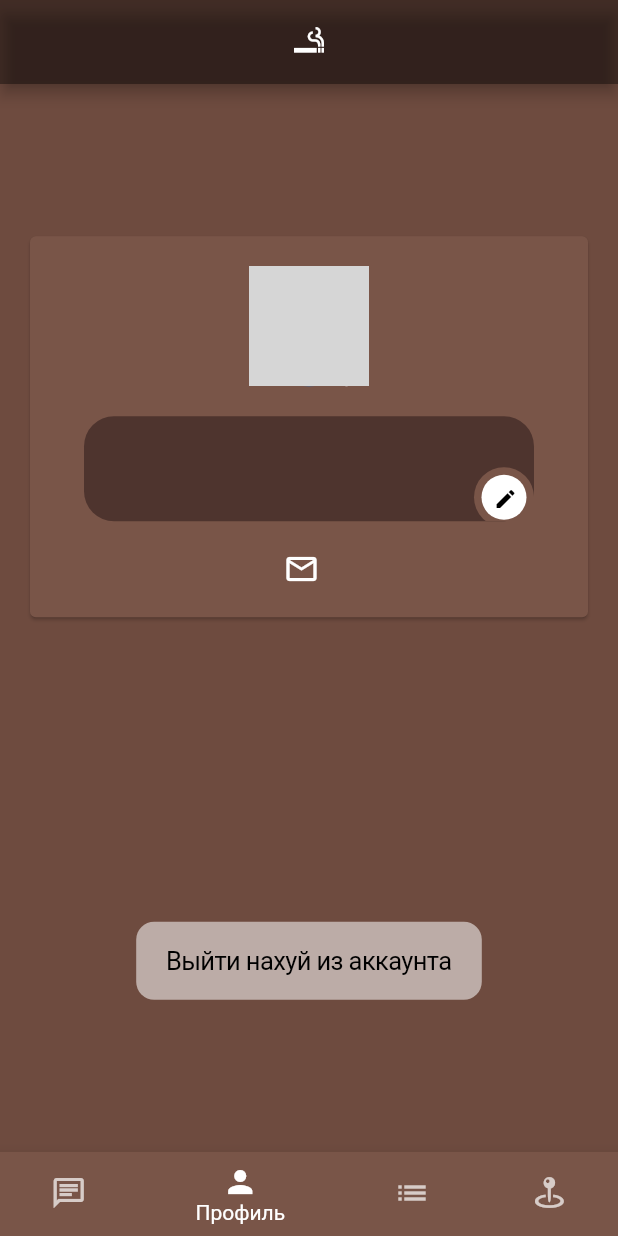
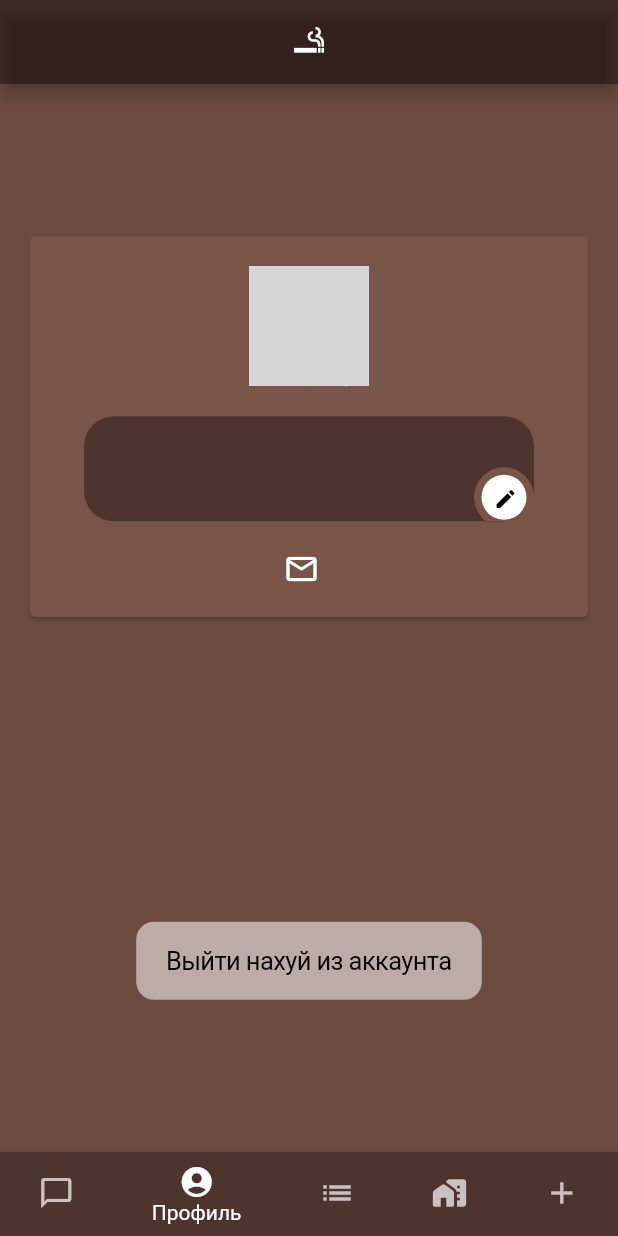
Before and after one commit to usman-group/inPack, a Flutter app: the screen it shows once a user with an empty profile is signed in, on a phone screen of 412 x 824 dp. Run offline on Flutter 3.47's test engine with Material 2 defaults, Android fonts, the phone set to English and light mode, and no system bars; our stand-ins replace cloud_firestore, file_picker, firebase_auth, firebase_core, firebase_storage, flutter_bloc and 8 more; missing offline and left inert: flutter_firebase_chat_core, flutter_map_marker_cluster; accounts and stored records are empty; network calls fail; Roboto replaces fonts that are missing (SF); grey boxes are pictures that could not be loaded.

Commit message:
FEATURE: add BLoC framework to project

```diff
--- /dev/null
+++ b/lib/bloc/marker_event.dart
@@ -0,0 +1,4 @@
+part of 'marker_bloc.dart';
+
+@immutable
+abstract class MarkerEvent {}
--- /dev/null
+++ b/lib/bloc/marker_state.dart
@@ -0,0 +1,6 @@
+part of 'marker_bloc.dart';
+
+@immutable
+abstract class MarkerState {}
+
+class MarkerInitial extends MarkerState {}
--- a/lib/markers/markers.dart
+++ b/lib/markers/markers.dart
@@ -17,7 +17,7 @@ abstract class MarkerWithPopup extends Marker {
       super.rotateOrigin,
       super.width});
 
-  /// for build popup on map
+  /// For build popup on [FlutterMap]
   Widget popupBuilder();
   String get categoryName;
 }
--- a/lib/pages/bottom_navbar.dart
+++ b/lib/pages/bottom_navbar.dart
@@ -1,9 +1,10 @@
 import 'package:flutter/material.dart';
+import 'package:in_pack/pages/counter.dart';
+import 'package:in_pack/utils/navbar_page.dart';
 import 'rooms.dart';
 import 'profile.dart';
 import 'list.dart';
 import 'map.dart';
-import 'package:flutter/cupertino.dart';
 
 class BottomNavbar extends StatelessWidget {
   final void Function(int) onTap;
@@ -12,46 +13,26 @@ class BottomNavbar extends StatelessWidget {
   const BottomNavbar(
       {required this.onTap, required this.currentIndex, Key? key})
       : super(key: key);
-  static const bodyWidgets = [
+  static const bodyWidgets = <NavigationBarPage>[
     RoomsPage(),
     ProfilePage(),
     ListPage(),
     MapPage(),
+    CounterPage(),
   ];
+
+  List<BottomNavigationBarItem> _itemsBuilder() {
+    return bodyWidgets
+        .map((page) => BottomNavigationBarItem(
+            icon: page.icon,
+            label: page.label,
+            backgroundColor: Colors.brown[800]))
+        .toList();
+  }
 
   @override
   Widget build(BuildContext context) => BottomNavigationBar(
-        items: <BottomNavigationBarItem>[
-          BottomNavigationBarItem(
-              icon: const Icon(
-                Icons.chat_outlined,
-                color: Colors.white,
-              ),
-              label: 'Чат',
-              backgroundColor: Colors.brown[800]),
-          BottomNavigationBarItem(
-            icon: const Icon(
-              Icons.person,
-              color: Colors.white,
-            ),
-            backgroundColor: Colors.brown[500],
-            label: 'Профиль',
-          ),
-          BottomNavigationBarItem(
-              icon: const Icon(
-                Icons.list,
-                color: Colors.white,
-              ),
-              backgroundColor: Colors.brown[800],
-              label: 'Пачки'),
-          BottomNavigationBarItem(
-              icon: const Icon(
-                CupertinoIcons.map_pin_ellipse,
-                color: Colors.white,
-              ),
-              backgroundColor: Colors.brown[500],
-              label: 'Карта'),
-        ],
+        items: _itemsBuilder(),
         onTap: onTap,
         backgroundColor: Colors.white,
         unselectedItemColor: Colors.white,
--- a/lib/pages/home.dart
+++ b/lib/pages/home.dart
@@ -39,7 +39,7 @@ class _HomeState extends State<Home> {
       ),
       body: FirebaseAuth.instance.currentUser == null
           ? const RegisterPage()
-          : BottomNavbar.bodyWidgets[_pageIndex],
+          : BottomNavbar.bodyWidgets[_pageIndex] as Widget,
       bottomNavigationBar: FirebaseAuth.instance.currentUser == null
           ? null
           : BottomNavbar(
--- a/lib/pages/profile.dart
+++ b/lib/pages/profile.dart
@@ -2,16 +2,23 @@ import 'package:cloud_firestore/cloud_firestore.dart';
 import 'package:firebase_auth/firebase_auth.dart';
 import 'package:flutter/cupertino.dart';
 import 'package:flutter/material.dart';
+import 'package:in_pack/utils/navbar_page.dart';
 
 const String defaultImage =
     'https://sun9-47.userapi.com/c10668/u118752696/a_be977d28.jpg';
 
 /// Widget of profile page with edit capabilities
-class ProfilePage extends StatefulWidget {
+class ProfilePage extends StatefulWidget implements NavigationBarPage {
   const ProfilePage({Key? key}) : super(key: key);
 
   @override
   State<ProfilePage> createState() => _ProfilePageState();
+
+  @override
+  Icon get icon => const Icon(Icons.account_circle);
+
+  @override
+  String get label => 'Профиль';
 }
 
 class _ProfilePageState extends State<ProfilePage> {
--- /dev/null
+++ b/lib/utils/navbar_page.dart
@@ -0,0 +1,6 @@
+import 'package:flutter/material.dart';
+
+abstract class NavigationBarPage {
+  Icon get icon;
+  String get label;
+}
```
Also changed, not shown: lib/bloc/marker_bloc.dart (added, +11 -0 lines), lib/pages/counter.dart (added, +32 -0 lines), lib/pages/list.dart (+8 -1 lines), lib/pages/map.dart (+16 -7 lines), lib/pages/rooms.dart (+8 -1 lines), pubspec.yaml (+14 -8 lines), pubspec.lock.
